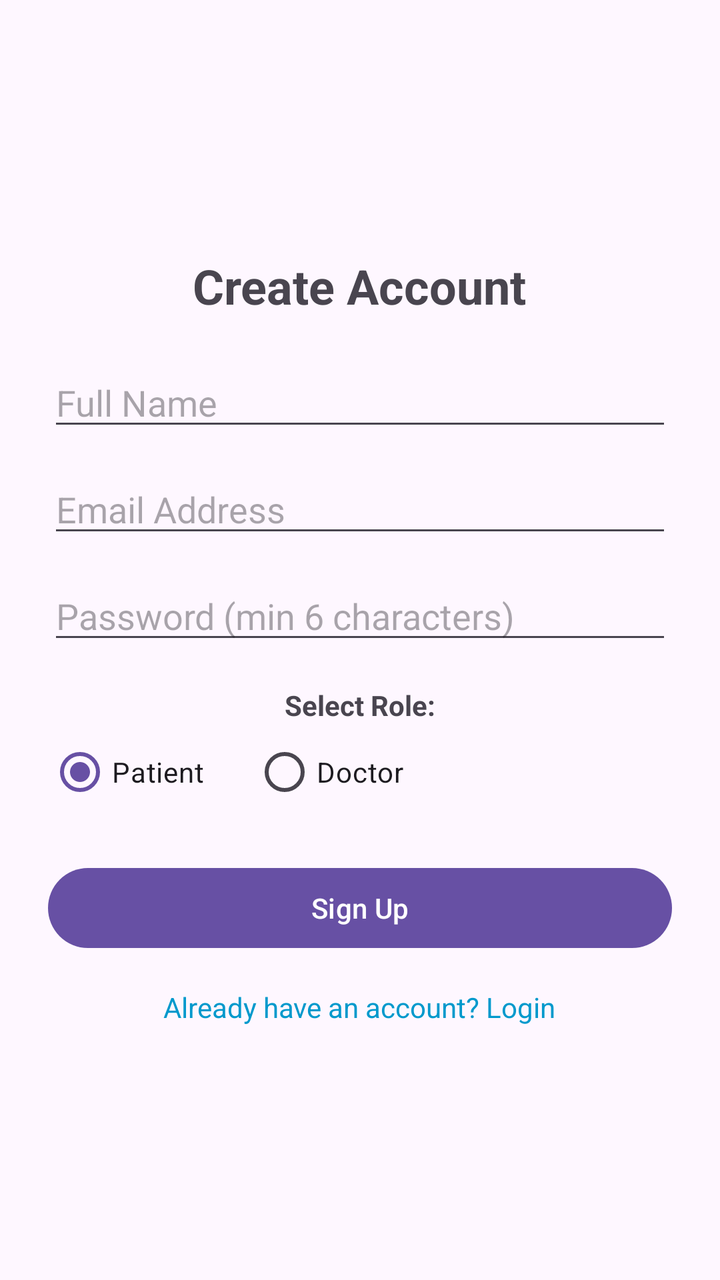
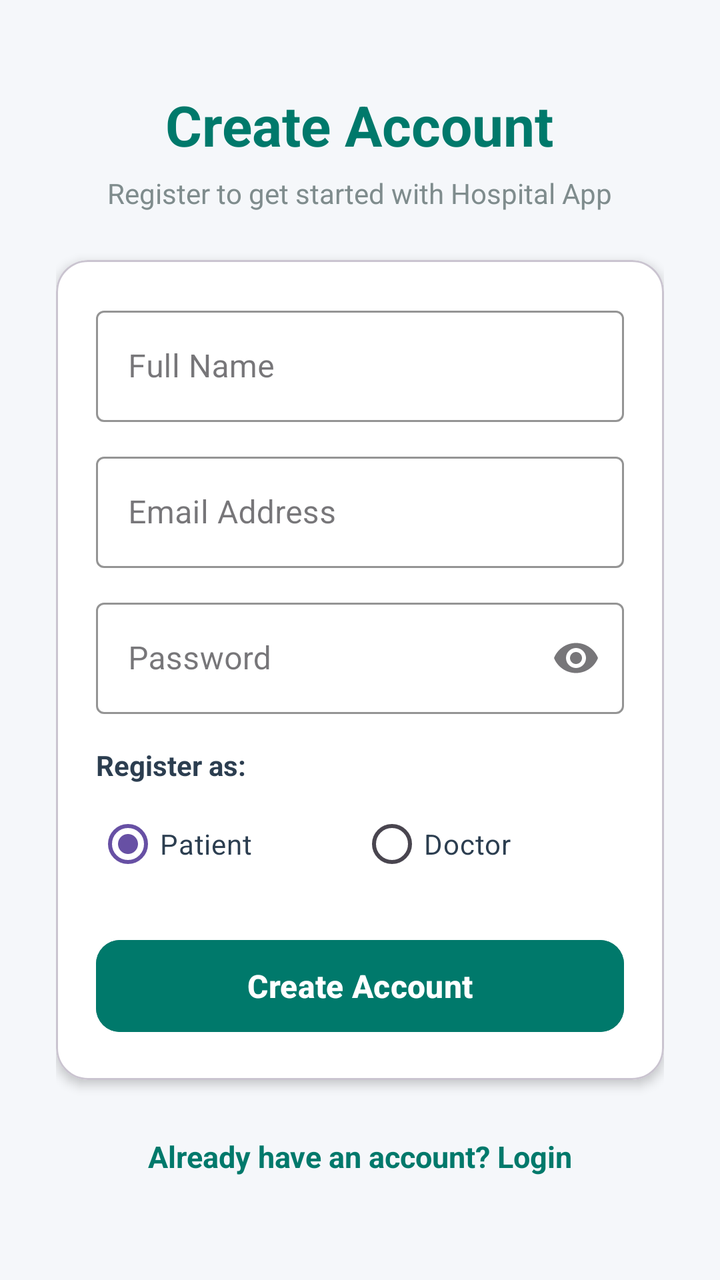

Before-and-after screenshots of an Android layout around one commit, followed by the original layout XML and the change that was made.
<!-- AndroidManifest.xml: application theme Theme.HospitalManagement -->
<!-- res/layout/activity_signup.xml -->
<?xml version="1.0" encoding="utf-8"?>
<LinearLayout xmlns:android="http://schemas.android.com/apk/res/android"
    android:layout_width="match_parent"
    android:layout_height="match_parent"
    android:gravity="center"
    android:orientation="vertical"
    android:padding="24dp">

    <TextView
        android:layout_width="wrap_content"
        android:layout_height="wrap_content"
        android:text="Create Account"
        android:textSize="24sp"
        android:textStyle="bold" />

    <EditText
        android:id="@+id/etFullName"
        android:layout_width="match_parent"
        android:layout_height="wrap_content"
        android:layout_marginTop="20dp"
        android:hint="Full Name" />

    <EditText
        android:id="@+id/etEmail"
        android:layout_width="match_parent"
        android:layout_height="wrap_content"
        android:layout_marginTop="12dp"
        android:hint="Email Address"
        android:inputType="textEmailAddress" />

    <EditText
        android:id="@+id/etPassword"
        android:layout_width="match_parent"
        android:layout_height="wrap_content"
        android:layout_marginTop="12dp"
        android:hint="Password (min 6 characters)"
        android:inputType="textPassword" />

    <TextView
        android:layout_width="wrap_content"
        android:layout_height="wrap_content"
        android:layout_marginTop="16dp"
        android:text="Select Role:"
        android:textStyle="bold" />

    <RadioGroup
        android:id="@+id/rgRole"
        android:layout_width="match_parent"
        android:layout_height="wrap_content"
        android:orientation="horizontal">

        <RadioButton
            android:id="@+id/rbPatient"
            android:layout_width="wrap_content"
            android:layout_height="wrap_content"
            android:checked="true"
            android:text="Patient" />

        <RadioButton
            android:id="@+id/rbDoctor"
            android:layout_width="wrap_content"
            android:layout_height="wrap_content"
            android:layout_marginStart="24dp"
            android:text="Doctor" />
    </RadioGroup>

    <Button
        android:id="@+id/btnSignup"
        android:layout_width="match_parent"
        android:layout_height="wrap_content"
        android:layout_marginTop="20dp"
        android:text="Sign Up" />

    <TextView
        android:id="@+id/tvGoToLogin"
        android:layout_width="wrap_content"
        android:layout_height="wrap_content"
        android:layout_marginTop="16dp"
        android:text="Already have an account? Login"
        android:textColor="@android:color/holo_blue_dark" />
</LinearLayout>
<!-- resources referenced by this layout -->
<resources>
  <style name="Theme.HospitalManagement" parent="Base.Theme.HospitalManagement" />
  <style name="Base.Theme.HospitalManagement" parent="Theme.Material3.DayNight.NoActionBar">
          
          
      </style>
</resources>

<!-- the commit's change to res/layout/activity_signup.xml (unified diff, before → after) -->
@@ -1,81 +1,162 @@
 <?xml version="1.0" encoding="utf-8"?>
-<LinearLayout xmlns:android="http://schemas.android.com/apk/res/android"
+<ScrollView xmlns:android="http://schemas.android.com/apk/res/android"
+    xmlns:app="http://schemas.android.com/apk/res-auto"
     android:layout_width="match_parent"
     android:layout_height="match_parent"
-    android:gravity="center"
-    android:orientation="vertical"
-    android:padding="24dp">
+    android:background="@color/bg_light_gray"
+    android:fillViewport="true">
 
-    <TextView
-        android:layout_width="wrap_content"
-        android:layout_height="wrap_content"
-        android:text="Create Account"
-        android:textSize="24sp"
-        android:textStyle="bold" />
-
-    <EditText
-        android:id="@+id/etFullName"
+    <LinearLayout
         android:layout_width="match_parent"
         android:layout_height="wrap_content"
-        android:layout_marginTop="20dp"
-        android:hint="Full Name" />
+        android:gravity="center"
+        android:orientation="vertical"
+        android:padding="28dp">
 
-    <EditText
-        android:id="@+id/etEmail"
-        android:layout_width="match_parent"
-        android:layout_height="wrap_content"
-        android:layout_marginTop="12dp"
-        android:hint="Email Address"
-        android:inputType="textEmailAddress" />
-
-    <EditText
-        android:id="@+id/etPassword"
-        android:layout_width="match_parent"
-        android:layout_height="wrap_content"
-        android:layout_marginTop="12dp"
-        android:hint="Password (min 6 characters)"
-        android:inputType="textPassword" />
-
-    <TextView
-        android:layout_width="wrap_content"
-        android:layout_height="wrap_content"
-        android:layout_marginTop="16dp"
-        android:text="Select Role:"
-        android:textStyle="bold" />
-
-    <RadioGroup
-        android:id="@+id/rgRole"
-        android:layout_width="match_parent"
-        android:layout_height="wrap_content"
-        android:orientation="horizontal">
-
-        <RadioButton
-            android:id="@+id/rbPatient"
+        <TextView
             android:layout_width="wrap_content"
             android:layout_height="wrap_content"
-            android:checked="true"
-            android:text="Patient" />
+            android:text="Create Account"
+            android:textColor="@color/primary_teal"
+            android:textSize="28sp"
+            android:textStyle="bold" />
 
-        <RadioButton
-            android:id="@+id/rbDoctor"
+        <TextView
             android:layout_width="wrap_content"
             android:layout_height="wrap_content"
-            android:layout_marginStart="24dp"
-            android:text="Doctor" />
-    </RadioGroup>
+            android:layout_marginTop="6dp"
+            android:text="Register to get started with Hospital App"
+            android:textColor="@color/text_muted"
+            android:textSize="14sp" />
 
-    <Button
-        android:id="@+id/btnSignup"
-        android:layout_width="match_parent"
-        android:layout_height="wrap_content"
-        android:layout_marginTop="20dp"
-        android:text="Sign Up" />
+        
+        <com.google.android.material.card.MaterialCardView
+            android:layout_width="match_parent"
+            android:layout_height="wrap_content"
+            android:layout_marginTop="24dp"
+            app:cardBackgroundColor="@color/white"
+            app:cardCornerRadius="16dp"
+            app:cardElevation="3dp">
 
-    <TextView
-        android:id="@+id/tvGoToLogin"
-        android:layout_width="wrap_content"
-        android:layout_height="wrap_content"
-        android:layout_marginTop="16dp"
-        android:text="Already have an account? Login"
-        android:textColor="@android:color/holo_blue_dark" />
-</LinearLayout>
+            <LinearLayout
+                android:layout_width="match_parent"
+                android:layout_height="wrap_content"
+                android:orientation="vertical"
+                android:padding="20dp">
+
+                
+                <com.google.android.material.textfield.TextInputLayout
+                    style="@style/Widget.MaterialComponents.TextInputLayout.OutlinedBox"
+                    android:layout_width="match_parent"
+                    android:layout_height="wrap_content"
+                    android:hint="Full Name"
+                    app:boxStrokeColor="@color/primary_teal"
+                    app:hintTextColor="@color/primary_teal">
+
+                    <com.google.android.material.textfield.TextInputEditText
+                        android:id="@+id/etSignupName"
+                        android:layout_width="match_parent"
+                        android:layout_height="wrap_content"
+                        android:inputType="textPersonName" />
+                </com.google.android.material.textfield.TextInputLayout>
+
+                
+                <com.google.android.material.textfield.TextInputLayout
+                    style="@style/Widget.MaterialComponents.TextInputLayout.OutlinedBox"
+                    android:layout_width="match_parent"
+                    android:layout_height="wrap_content"
+                    android:layout_marginTop="12dp"
+                    android:hint="Email Address"
+                    app:boxStrokeColor="@color/primary_teal"
+                    app:hintTextColor="@color/primary_teal">
+
+                    <com.google.android.material.textfield.TextInputEditText
+                        android:id="@+id/etSignupEmail"
+                        android:layout_width="match_parent"
+                        android:layout_height="wrap_content"
+                        android:inputType="textEmailAddress" />
+                </com.google.android.material.textfield.TextInputLayout>
+
+                
+                <com.google.android.material.textfield.TextInputLayout
+                    style="@style/Widget.MaterialComponents.TextInputLayout.OutlinedBox"
+                    android:layout_width="match_parent"
+                    android:layout_height="wrap_content"
+                    android:layout_marginTop="12dp"
+                    android:hint="Password"
+                    app:boxStrokeColor="@color/primary_teal"
+                    app:endIconMode="password_toggle"
+                    app:hintTextColor="@color/primary_teal">
+
+                    <com.google.android.material.textfield.TextInputEditText
+                        android:id="@+id/etSignupPassword"
+                        android:layout_width="match_parent"
+                        android:layout_height="wrap_content"
+                        android:inputType="textPassword" />
+                </com.google.android.material.textfield.TextInputLayout>
+
+                
+                <TextView
+                    android:layout_width="wrap_content"
+                    android:layout_height="wrap_content"
+                    android:layout_marginTop="16dp"
+                    android:text="Register as:"
+                    android:textColor="@color/text_dark"
+                    android:textSize="14sp"
+                    android:textStyle="bold" />
+
+                
+                <RadioGroup
+                    android:id="@+id/rgRole"
+                    android:layout_width="match_parent"
+                    android:layout_height="wrap_content"
+                    android:layout_marginTop="6dp"
+                    android:orientation="horizontal">
+
+                    <RadioButton
+                        android:id="@+id/rbPatient"
+                        android:layout_width="0dp"
+                        android:layout_height="wrap_content"
+                        android:layout_weight="1"
+                        android:checked="true"
+                        android:text="Patient"
+                        android:textColor="@color/text_dark" />
+
+                    <RadioButton
+                        android:id="@+id/rbDoctor"
+                        android:layout_width="0dp"
+                        android:layout_height="wrap_content"
+                        android:layout_weight="1"
+                        android:text="Doctor"
+                        android:textColor="@color/text_dark" />
+                </RadioGroup>
+
+                
+                <com.google.android.material.button.MaterialButton
+                    android:id="@+id/btnSignup"
+                    android:layout_width="match_parent"
+                    android:layout_height="54dp"
+                    android:layout_marginTop="20dp"
+                    android:backgroundTint="@color/primary_teal"
+                    android:text="Create Account"
+                    android:textSize="16sp"
+                    android:textStyle="bold"
+                    app:cornerRadius="12dp" />
+
+            </LinearLayout>
+        </com.google.android.material.card.MaterialCardView>
+
+        
+        <TextView
+            android:id="@+id/tvGoToLogin"
+            android:layout_width="wrap_content"
+            android:layout_height="wrap_content"
+            android:layout_marginTop="20dp"
+            android:padding="8dp"
+            android:text="Already have an account? Login"
+            android:textColor="@color/primary_teal"
+            android:textSize="15sp"
+            android:textStyle="bold" />
+
+    </LinearLayout>
+</ScrollView>
<!-- resource entries referenced after the edit -->
@@ -1,5 +1,10 @@
 <!-- resources referenced by this layout -->
 <resources>
+  <color name="bg_light_gray">#F5F7FA</color>
+  <color name="primary_teal">#00796B</color>
+  <color name="text_dark">#2C3E50</color>
+  <color name="text_muted">#7F8C8D</color>
+  <color name="white">#FFFFFFFF</color>
   <style name="Theme.HospitalManagement" parent="Base.Theme.HospitalManagement" />
   <style name="Base.Theme.HospitalManagement" parent="Theme.Material3.DayNight.NoActionBar">
           
